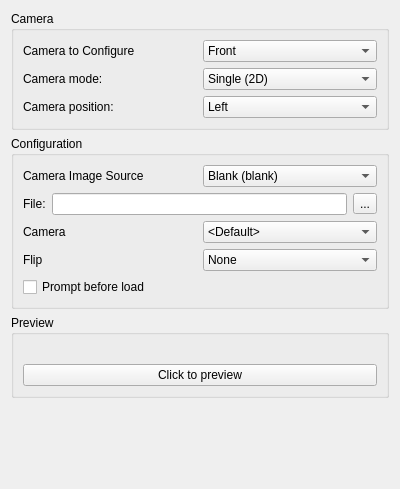
This is src/citra_qt/configuration/configure_camera.ui in yeager/Borked3DS as Qt 5 draws it before an edit. The edited form follows.
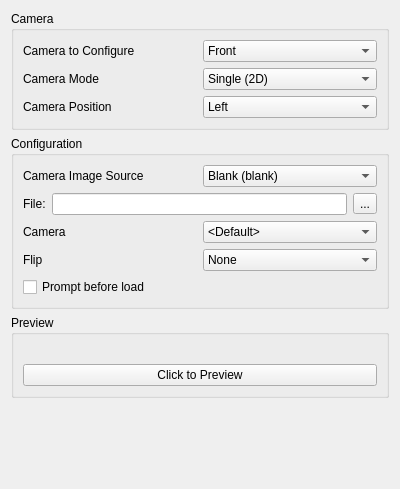
This is the edited form.

The edit to the form file:
```diff
--- a/src/citra_qt/configuration/configure_camera.ui
+++ b/src/citra_qt/configuration/configure_camera.ui
@@ -59,7 +59,7 @@
            <string>Select the camera mode (single or double)</string>
           </property>
           <property name="text">
-           <string>Camera mode:</string>
+           <string>Camera Mode</string>
           </property>
          </widget>
         </item>
@@ -90,7 +90,7 @@
            <string>Select the position of camera to configure</string>
           </property>
           <property name="text">
-           <string>Camera position:</string>
+           <string>Camera Position</string>
           </property>
          </widget>
         </item>
@@ -320,7 +320,7 @@
       <item>
        <widget class="QPushButton" name="preview_button">
         <property name="text">
-         <string>Click to preview</string>
+         <string>Click to Preview</string>
         </property>
        </widget>
       </item>
```
